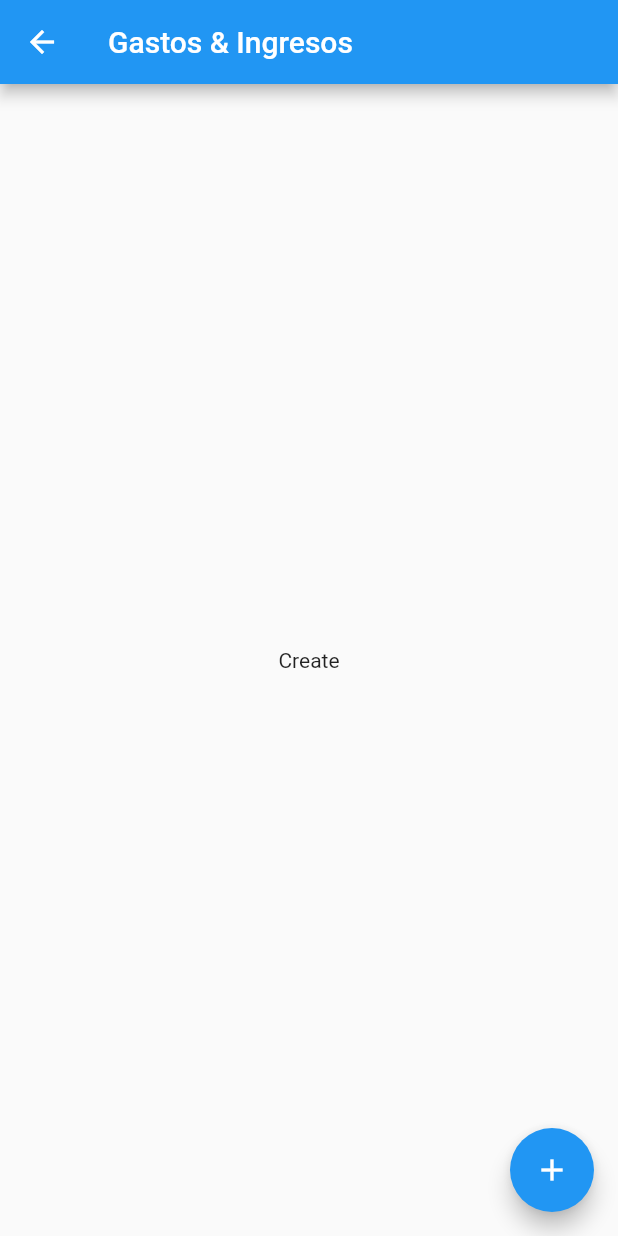
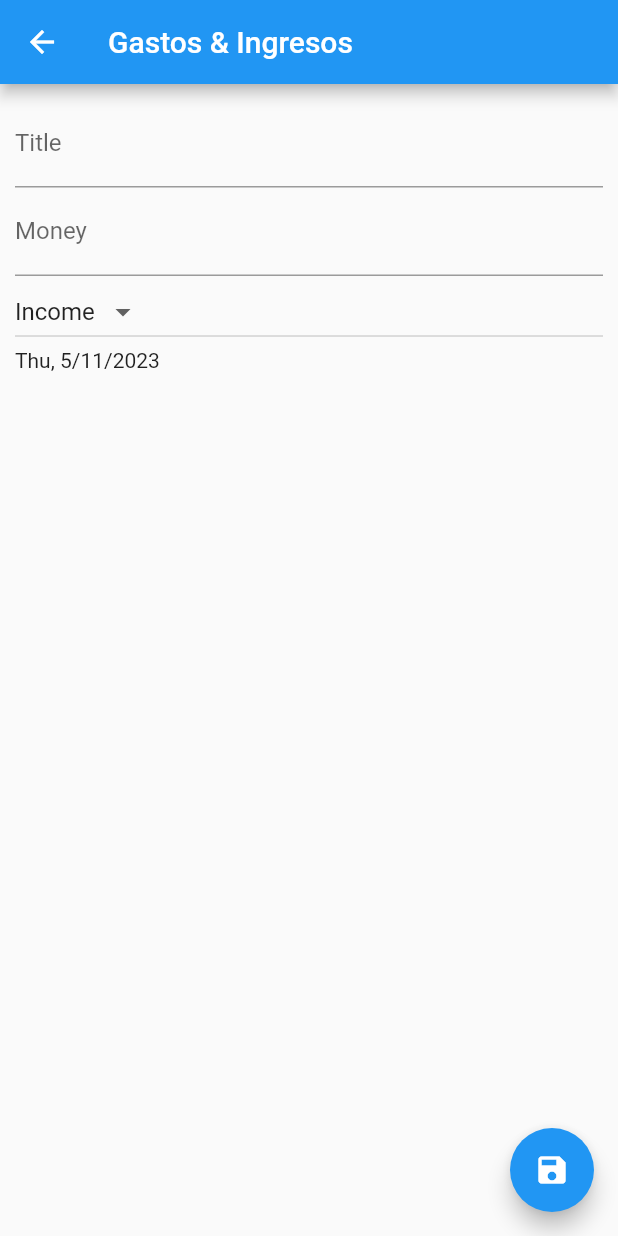
Before and after one commit to robert-virtual/gastos_e_ingresos, a Flutter app: the CreateExpenseIncomePage screen opened by its route, on a phone screen of 412 x 824 dp. Run offline on Flutter 3.47's test engine with Material 2 defaults, Android fonts, the phone set to English and light mode, and no system bars; our stand-ins replace get, google_sign_in, timeago.

Commit message:
form to crate cashflow

```diff
--- a/lib/controllers/home_controller.dart
+++ b/lib/controllers/home_controller.dart
@@ -7,6 +7,7 @@ import 'package:google_sign_in/google_sign_in.dart';
 class HomeController extends GetxController {
   var pageIndex = 0.obs;
   String spreadsheetId = "";
+  var cashflowType = "Income".obs;
   GoogleSignIn googleSignIn = GoogleSignIn(
     scopes: [
       "email",
--- a/lib/pages/create_expense_income.dart
+++ b/lib/pages/create_expense_income.dart
@@ -1,5 +1,6 @@
 import 'package:flutter/material.dart';
 import 'package:get/get.dart';
+import 'package:intl/intl.dart';
 
 import '../controllers/home_controller.dart';
 
@@ -10,10 +11,38 @@ class CreateExpenseIncomePage extends GetView<HomeController> {
   Widget build(BuildContext context) {
     return Scaffold(
       appBar: AppBar(title: const Text("Gastos & Ingresos")),
-      body: const Center(child: Text("Create")),
+      body: ListView(
+        padding: const EdgeInsets.all(10),
+        children: [
+          TextFormField(
+            decoration: const InputDecoration(label: Text("Title")),
+          ),
+          TextFormField(
+            decoration: const InputDecoration(label: Text("Money")),
+          ),
+          Obx(
+            () => DropdownButton<String>(
+                value: controller.cashflowType.value,
+                items: const [
+                  DropdownMenuItem(
+                    value: "Expense",
+                    child: Text("Expense"),
+                  ),
+                  DropdownMenuItem(
+                    value: "Income",
+                    child: Text("Income"),
+                  )
+                ],
+                onChanged: (value) {
+                  if (value != null) controller.cashflowType.value = value;
+                }),
+          ),
+          Text(DateFormat.yMEd().format(DateTime.now()))
+        ],
+      ),
       floatingActionButton: FloatingActionButton(
         onPressed: () {},
-        child: const Icon(Icons.add),
+        child: const Icon(Icons.save),
       ),
     );
   }
--- a/pubspec.yaml
+++ b/pubspec.yaml
@@ -39,6 +39,7 @@ dependencies:
   google_sign_in: ^6.1.0
   http: ^0.13.6
   timeago: ^3.4.0
+  intl: ^0.18.1
 
 dev_dependencies:
   flutter_test:
```
Also changed, not shown: pubspec.lock.
